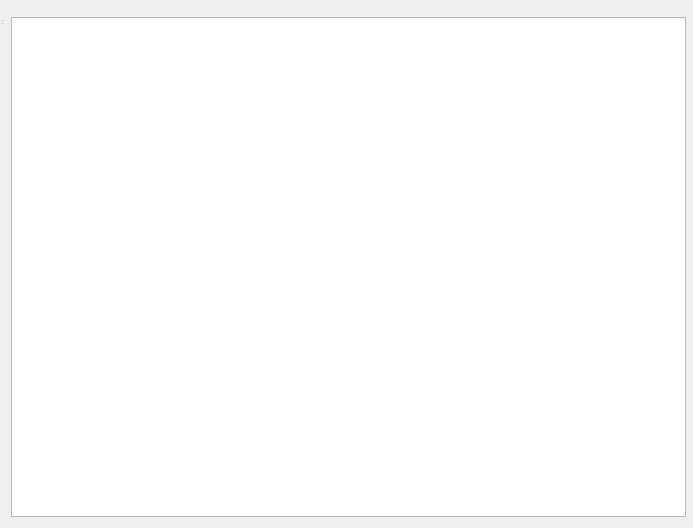
This is JeopardyBoard.ui in mwstrfld/WheelOfJeopardy as Qt 5 draws it before an edit. The edited form follows.
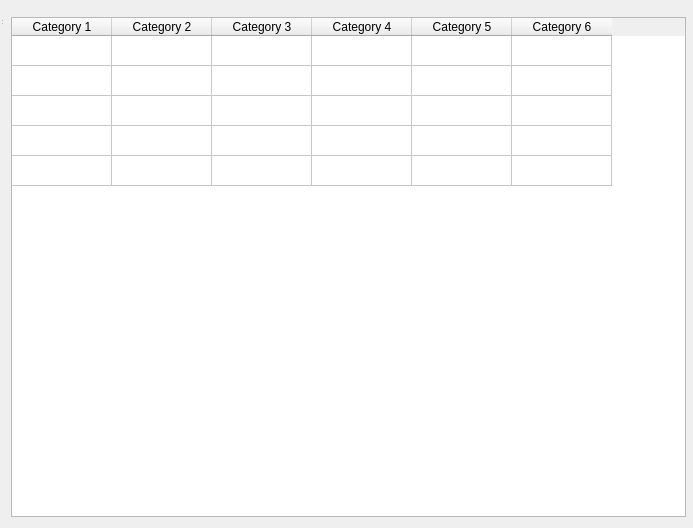
This is the edited form.

Commit message: Added Category enum, JeopardyBoard to show, and QuestionAndAnswerFacilitator.

Patch:
```diff
--- a/JeopardyBoard.ui
+++ b/JeopardyBoard.ui
@@ -30,13 +30,54 @@
     <widget class="QMenuBar" name="menubar"/>
    </item>
    <item row="1" column="0">
-    <widget class="QTableView" name="tableView">
+    <widget class="QTableWidget" name="jeopardyBoardTableWidget">
      <property name="minimumSize">
       <size>
        <width>675</width>
        <height>450</height>
       </size>
      </property>
+     <property name="rowCount">
+      <number>5</number>
+     </property>
+     <attribute name="verticalHeaderVisible">
+      <bool>false</bool>
+     </attribute>
+     <row/>
+     <row/>
+     <row/>
+     <row/>
+     <row/>
+     <column>
+      <property name="text">
+       <string>Category 1</string>
+      </property>
+     </column>
+     <column>
+      <property name="text">
+       <string>Category 2</string>
+      </property>
+     </column>
+     <column>
+      <property name="text">
+       <string>Category 3</string>
+      </property>
+     </column>
+     <column>
+      <property name="text">
+       <string>Category 4</string>
+      </property>
+     </column>
+     <column>
+      <property name="text">
+       <string>Category 5</string>
+      </property>
+     </column>
+     <column>
+      <property name="text">
+       <string>Category 6</string>
+      </property>
+     </column>
     </widget>
    </item>
   </layout>
```
The commit also changes 8 other files.
